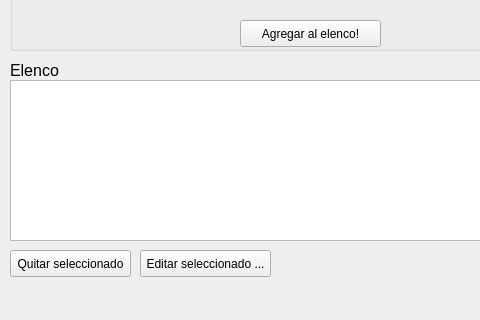
fr4j4/TrabajoTallerConstruccionSw, file Programa/ui_files/ElencoDialog.ui: the form before one commit; both pictures show x 0 to 480 and y 160 to 480 of the 640 by 480 pixel window.
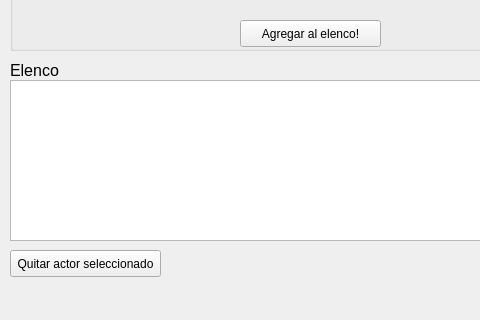
The form after the commit.

The edit to the form file:
```diff
--- a/Programa/ui_files/ElencoDialog.ui
+++ b/Programa/ui_files/ElencoDialog.ui
@@ -207,25 +207,12 @@
     <rect>
      <x>10</x>
      <y>410</y>
-     <width>121</width>
+     <width>151</width>
      <height>27</height>
     </rect>
    </property>
    <property name="text">
-    <string>Quitar seleccionado</string>
-   </property>
-  </widget>
-  <widget class="QPushButton" name="pushButton_2">
-   <property name="geometry">
-    <rect>
-     <x>140</x>
-     <y>410</y>
-     <width>131</width>
-     <height>27</height>
-    </rect>
-   </property>
-   <property name="text">
-    <string>Editar seleccionado ...</string>
+    <string>Quitar actor seleccionado</string>
    </property>
   </widget>
  </widget>
```
Left out of the diff: 2 changed lines with no effect on the pictures.
